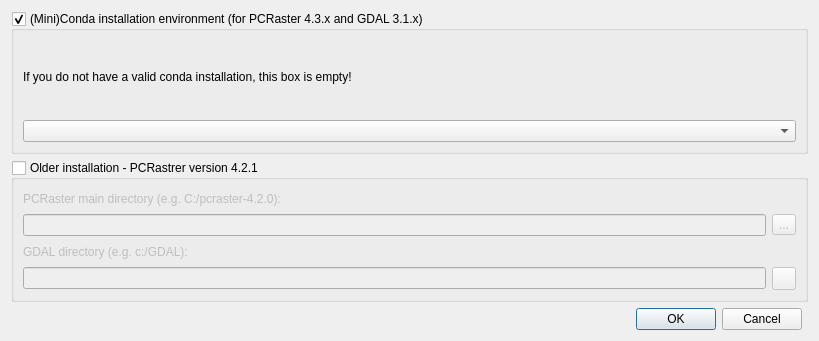
The window that nutshelloptions.ui (vjetten/NutShell) describes before a commit, drawn with Qt 5.
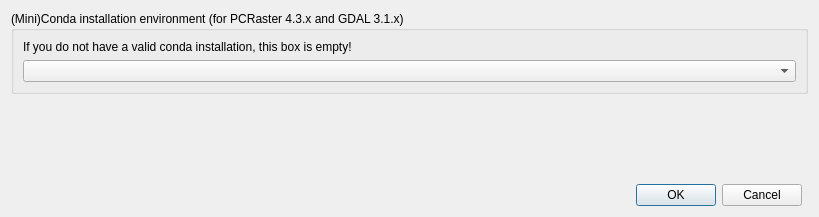
The same window after the commit.

Commit message: // cleaned up code, more or less one function for command execution // save nutshell ini button

What changed in the file:
```diff
--- a/nutshelloptions.ui
+++ b/nutshelloptions.ui
@@ -10,14 +10,14 @@
     <x>0</x>
     <y>0</y>
     <width>819</width>
-    <height>341</height>
+    <height>217</height>
    </rect>
   </property>
   <property name="windowTitle">
    <string>Directories to software</string>
   </property>
   <layout class="QGridLayout" name="gridLayout">
-   <item row="6" column="0">
+   <item row="5" column="0">
     <widget class="QDialogButtonBox" name="buttonBox">
      <property name="orientation">
       <enum>Qt::Horizontal</enum>
@@ -27,85 +27,13 @@
      </property>
     </widget>
    </item>
-   <item row="1" column="0" colspan="2">
-    <widget class="QGroupBox" name="groupBox_PCR">
-     <property name="enabled">
-      <bool>true</bool>
-     </property>
-     <property name="title">
-      <string>Older installation - PCRastrer version 4.2.1</string>
-     </property>
-     <property name="flat">
-      <bool>false</bool>
-     </property>
-     <property name="checkable">
-      <bool>true</bool>
-     </property>
-     <property name="checked">
-      <bool>false</bool>
-     </property>
-     <layout class="QGridLayout" name="gridLayout_3">
-      <item row="2" column="0">
-       <widget class="QLabel" name="label_4">
-        <property name="enabled">
-         <bool>true</bool>
-        </property>
-        <property name="text">
-         <string>GDAL directory (e.g. c:/GDAL):</string>
-        </property>
-       </widget>
-      </item>
-      <item row="0" column="0">
-       <widget class="QLabel" name="label_1">
-        <property name="enabled">
-         <bool>true</bool>
-        </property>
-        <property name="text">
-         <string>PCRaster main directory (e.g. C:/pcraster-4.2.0):</string>
-        </property>
-       </widget>
-      </item>
-      <item row="3" column="1">
-       <widget class="QToolButton" name="toolButton_4">
-        <property name="enabled">
-         <bool>true</bool>
-        </property>
-       </widget>
-      </item>
-      <item row="1" column="0">
-       <widget class="QLineEdit" name="lineEdit_pcrcalcDir">
-        <property name="enabled">
-         <bool>true</bool>
-        </property>
-       </widget>
-      </item>
-      <item row="1" column="1">
-       <widget class="QToolButton" name="toolButton_1">
-        <property name="enabled">
-         <bool>true</bool>
-        </property>
-        <property name="text">
-         <string>...</string>
-        </property>
-       </widget>
-      </item>
-      <item row="3" column="0">
-       <widget class="QLineEdit" name="lineEdit_GDALDir">
-        <property name="enabled">
-         <bool>true</bool>
-        </property>
-       </widget>
-      </item>
-     </layout>
-    </widget>
-   </item>
    <item row="0" column="0" colspan="2">
     <widget class="QGroupBox" name="groupBox_Conda">
      <property name="title">
       <string>(Mini)Conda installation environment (for PCRaster 4.3.x and GDAL 3.1.x)</string>
      </property>
      <property name="checkable">
-      <bool>true</bool>
+      <bool>false</bool>
      </property>
      <layout class="QGridLayout" name="gridLayout_2">
       <item row="1" column="0">
@@ -121,6 +49,19 @@
      </layout>
     </widget>
    </item>
+   <item row="1" column="0">
+    <spacer name="verticalSpacer">
+     <property name="orientation">
+      <enum>Qt::Vertical</enum>
+     </property>
+     <property name="sizeHint" stdset="0">
+      <size>
+       <width>20</width>
+       <height>40</height>
+      </size>
+     </property>
+    </spacer>
+   </item>
   </layout>
  </widget>
  <resources/>
```
The commit also changes 16 other files.
